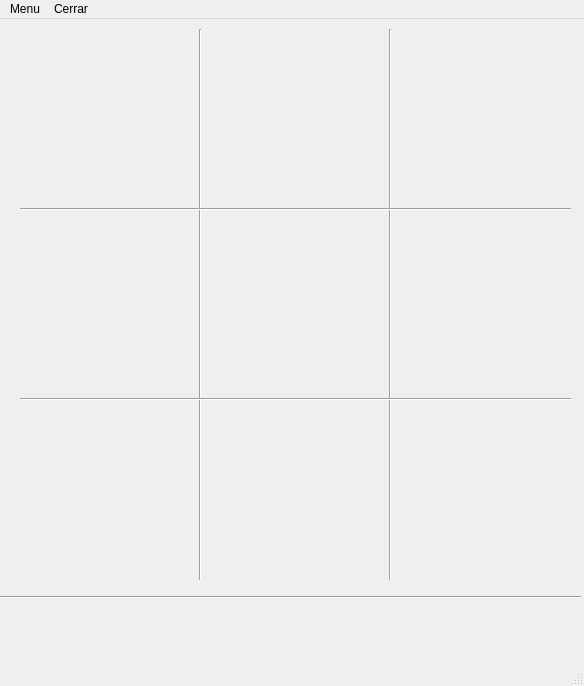
The window that sudoku.ui (josephtk18/ProyectoSudoku) describes before a commit, drawn with Qt 5.
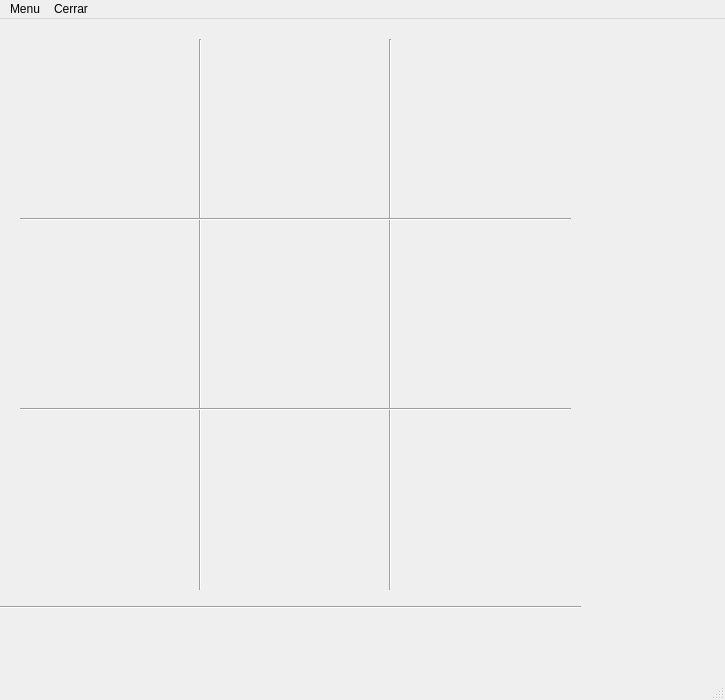
The same window after the commit.

The edit to the form file:
```diff
--- a/sudoku.ui
+++ b/sudoku.ui
@@ -6,8 +6,8 @@
    <rect>
     <x>0</x>
     <y>0</y>
-    <width>584</width>
-    <height>686</height>
+    <width>725</width>
+    <height>700</height>
    </rect>
   </property>
   <property name="windowTitle">
@@ -18,7 +18,7 @@
     <property name="geometry">
      <rect>
       <x>20</x>
-      <y>10</y>
+      <y>20</y>
       <width>171</width>
       <height>171</height>
      </rect>
@@ -33,7 +33,7 @@
     <property name="geometry">
      <rect>
       <x>0</x>
-      <y>570</y>
+      <y>580</y>
       <width>581</width>
       <height>16</height>
      </rect>
@@ -46,7 +46,7 @@
     <property name="geometry">
      <rect>
       <x>20</x>
-      <y>590</y>
+      <y>600</y>
       <width>551</width>
       <height>61</height>
      </rect>
@@ -57,7 +57,7 @@
     <property name="geometry">
      <rect>
       <x>190</x>
-      <y>10</y>
+      <y>20</y>
       <width>20</width>
       <height>551</height>
      </rect>
@@ -70,7 +70,7 @@
     <property name="geometry">
      <rect>
       <x>380</x>
-      <y>10</y>
+      <y>20</y>
       <width>20</width>
       <height>551</height>
      </rect>
@@ -83,7 +83,7 @@
     <property name="geometry">
      <rect>
       <x>20</x>
-      <y>180</y>
+      <y>190</y>
       <width>551</width>
       <height>20</height>
      </rect>
@@ -96,7 +96,7 @@
     <property name="geometry">
      <rect>
       <x>20</x>
-      <y>370</y>
+      <y>380</y>
       <width>551</width>
       <height>20</height>
      </rect>
@@ -109,7 +109,7 @@
     <property name="geometry">
      <rect>
       <x>210</x>
-      <y>10</y>
+      <y>20</y>
       <width>171</width>
       <height>171</height>
      </rect>
@@ -124,7 +124,7 @@
     <property name="geometry">
      <rect>
       <x>400</x>
-      <y>10</y>
+      <y>20</y>
       <width>171</width>
       <height>171</height>
      </rect>
@@ -139,7 +139,7 @@
     <property name="geometry">
      <rect>
       <x>20</x>
-      <y>200</y>
+      <y>210</y>
       <width>171</width>
       <height>171</height>
      </rect>
@@ -154,7 +154,7 @@
     <property name="geometry">
      <rect>
       <x>210</x>
-      <y>200</y>
+      <y>210</y>
       <width>171</width>
       <height>171</height>
      </rect>
@@ -169,7 +169,7 @@
     <property name="geometry">
      <rect>
       <x>400</x>
-      <y>200</y>
+      <y>210</y>
       <width>171</width>
       <height>171</height>
      </rect>
@@ -184,7 +184,7 @@
     <property name="geometry">
      <rect>
       <x>20</x>
-      <y>390</y>
+      <y>400</y>
       <width>171</width>
       <height>171</height>
      </rect>
@@ -199,7 +199,7 @@
     <property name="geometry">
      <rect>
       <x>210</x>
-      <y>390</y>
+      <y>400</y>
       <width>171</width>
       <height>171</height>
      </rect>
@@ -214,7 +214,7 @@
     <property name="geometry">
      <rect>
       <x>400</x>
-      <y>390</y>
+      <y>400</y>
       <width>171</width>
       <height>171</height>
      </rect>
@@ -225,6 +225,17 @@
      </property>
     </layout>
    </widget>
+   <widget class="QWidget" name="horizontalLayoutWidget_2">
+    <property name="geometry">
+     <rect>
+      <x>580</x>
+      <y>20</y>
+      <width>131</width>
+      <height>41</height>
+     </rect>
+    </property>
+    <layout class="QHBoxLayout" name="LayoutCronometro"/>
+   </widget>
   </widget>
   <widget class="QMenuBar" name="menuBar">
    <property name="enabled">
@@ -234,7 +245,7 @@
     <rect>
      <x>0</x>
      <y>0</y>
-     <width>584</width>
+     <width>725</width>
      <height>20</height>
     </rect>
    </property>
```
